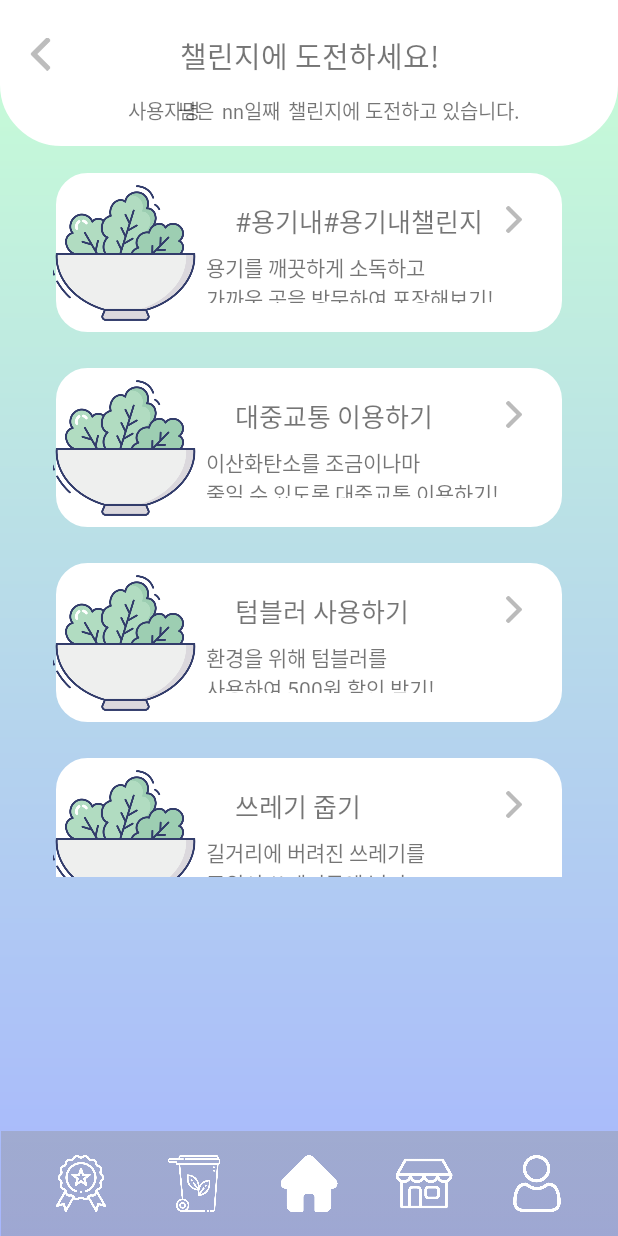
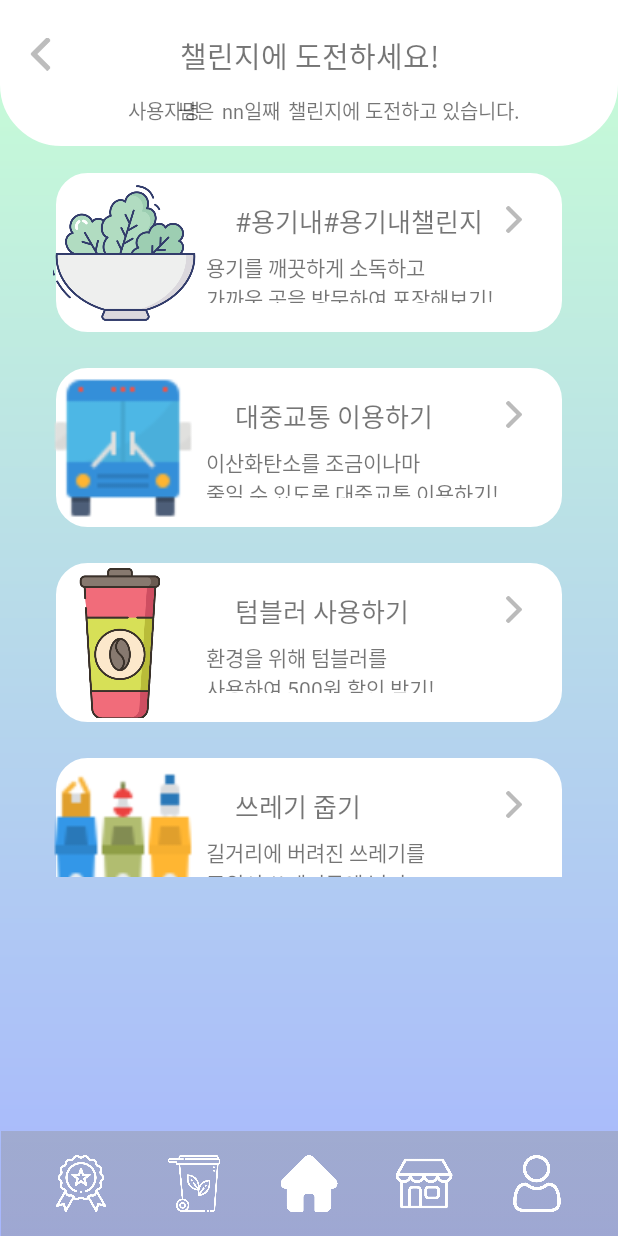
Before and after one commit to jxxny/GreenDay, an Android app: the challenge screen opened directly, with no data from a screen before it, after a tap on "#용기내#용기내챌린지", on a phone screen of 412 x 824 dp. Run offline under Robolectric (Android 15) with nearby library versions, the phone set to English and light mode, and no system bars.

Commit message:
Merge remote-tracking branch 'origin/master'
# Conflicts:
#	app/src/main/res/layout/challenge_list.xml

```diff
--- a/app/src/main/java/com/example/greenday/Challenge_Adapter.java
+++ b/app/src/main/java/com/example/greenday/Challenge_Adapter.java
@@ -47,17 +47,17 @@ public class Challenge_Adapter extends RecyclerView.Adapter<Challenge_Adapter.My
         imageView.setLayoutParams(params);
 
         if(holder.type.getText().equals("용기"))
-            imageView.setImageDrawable(ResourcesCompat.getDrawable(getResources(),R.drawable.salad, null));
+            imageView.setImageResource(R.drawable.salad);
 
         if(holder.type.getText().equals("대중교통"))
-            imageView.setImageDrawable(ResourcesCompat.getDrawable(getResources(), R.drawable.bus, null));
+            imageView.setImageResource(R.drawable.bus);
 
         if(holder.type.getText().equals("텀블러")) {
-            imageView.setImageDrawable(ResourcesCompat.getDrawable(getResources(), R.drawable.re_tumbler, null));
+            imageView.setImageResource(R.drawable.re_tumbler);
         }
 
         if(holder.type.getText().equals("쓰레기"))
-            imageView.setImageDrawable(ResourcesCompat.getDrawable(getResources(),R.drawable.trash2, null));
+            imageView.setImageResource(R.drawable.trash2);
     }
 
     @Override
--- a/app/src/main/java/com/example/greenday/challenge.java
+++ b/app/src/main/java/com/example/greenday/challenge.java
@@ -11,6 +11,7 @@ import android.view.View;
 import android.view.ViewGroup;
 import android.widget.ImageView;
 import android.widget.TextView;
+import android.widget.Toast;
 
 import androidx.annotation.NonNull;
 import androidx.appcompat.app.AppCompatActivity;
@@ -30,7 +31,7 @@ public class challenge extends AppCompatActivity {
 
         recyclerView = (RecyclerView)findViewById(R.id.recyclerView);
 
-        ArrayList<Item> list = new ArrayList<>();
+        final ArrayList<Item> list = new ArrayList<>();
 
         Challenge_DB challenge_db = new Challenge_DB(this);
         SQLiteDatabase db = challenge_db.getReadableDatabase();
@@ -46,8 +47,17 @@ public class challenge extends AppCompatActivity {
         db.close();
 
         recyclerView.setLayoutManager(new LinearLayoutManager(this));
-        recyclerView.setAdapter(new Challenge_Adapter(list));
+        Challenge_Adapter challenge_adapter = new Challenge_Adapter(list);
+        recyclerView.setAdapter(challenge_adapter);
+
+        challenge_adapter.setOnMyTouchListener(new Challenge_Adapter.OnMyTouchListener() {
+            @Override
+            public void onTouch(View v, int pos) {
+                Toast.makeText(getApplicationContext(),"클릭"+list.get(pos),Toast.LENGTH_SHORT).show();
+            }
+        });
         recyclerView.addItemDecoration(new MyItemDecoration(list));
+
     }
 
     class MyItemDecoration extends RecyclerView.ItemDecoration{
```
